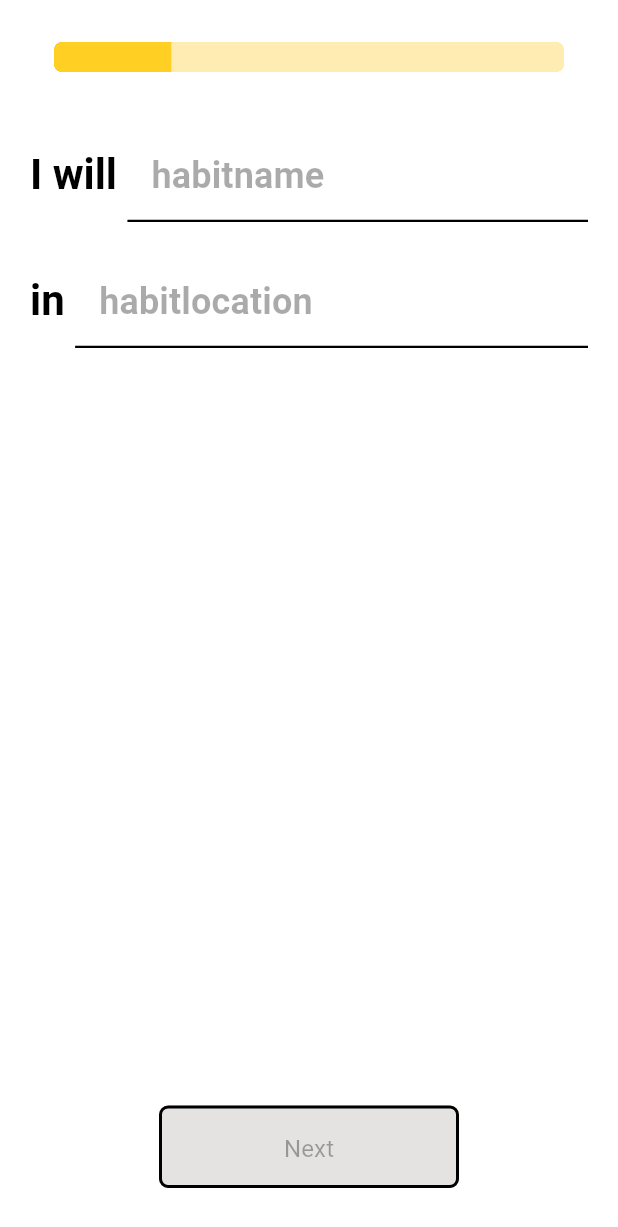
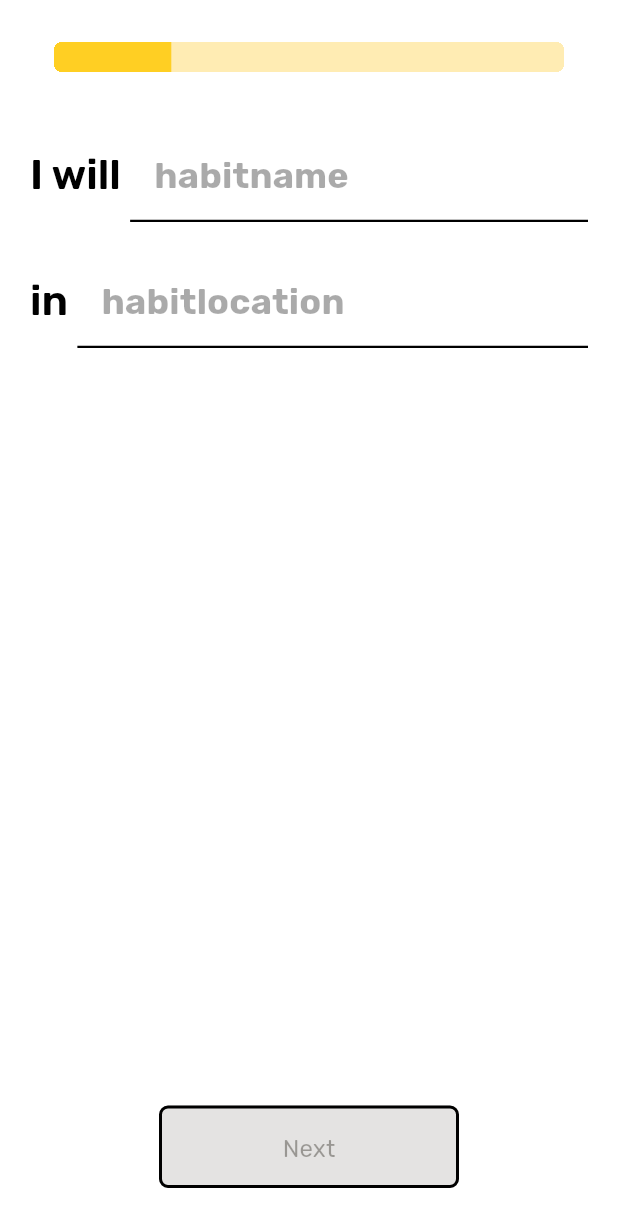
Before and after one commit to MayurSMahajan/transformX, a Flutter app: the NewHabitView screen opened directly, on a phone screen of 412 x 824 dp. Shown: the top 1227 px of the screen. Run offline on Flutter 3.47's test engine with Material 2 defaults, Android fonts, the phone set to English and light mode, and no system bars; our stand-ins replace bloc, equatable, flutter_bloc, formz, freezed_annotation, go_router; generated files the repository leaves out were written again.

Commit message:
feat: add rubik font

```diff
--- a/lib/themes/app_text_styles.dart
+++ b/lib/themes/app_text_styles.dart
@@ -9,9 +9,8 @@
 ///
 abstract class UITextStyle {
   static const _baseTextStyle = TextStyle(
-    package: 'app_ui',
     fontWeight: FontWeight.normal,
-    fontFamily: 'NotoSansDisplay',
+    fontFamily: 'Rubik',
     decoration: TextDecoration.none,
     textBaseline: TextBaseline.alphabetic,
   );
@@ -129,141 +128,3 @@
     letterSpacing: 0.5,
   );
 }
-
-/// Content Text Style Definitions
-abstract class ContentTextStyle {
-  static const _baseTextStyle = TextStyle(
-    package: 'app_ui',
-    fontWeight: FontWeight.normal,
-    fontFamily: 'NotoSerif',
-    decoration: TextDecoration.none,
-    textBaseline: TextBaseline.alphabetic,
-  );
-
-  /// Display 1 Text Style
-  static final TextStyle display1 = _baseTextStyle.copyWith(
-    fontSize: 64,
-    fontWeight: FontWeight.bold,
-    height: 1.18,
-    letterSpacing: -0.5,
-  );
-
-  /// Display 2 Text Style
-  static final TextStyle display2 = _baseTextStyle.copyWith(
-    fontSize: 57,
-    fontWeight: FontWeight.bold,
-    height: 1.12,
-    letterSpacing: -0.25,
-  );
-
-  /// Display 3 Text Style
-  static final TextStyle display3 = _baseTextStyle.copyWith(
-    fontSize: 45,
-    fontWeight: FontWeight.bold,
-    height: 1.15,
-  );
-
-  /// Headline 1 Text Style
-  static final TextStyle headline1 = _baseTextStyle.copyWith(
-    fontSize: 36,
-    fontWeight: FontWeight.w700,
-    height: 1.22,
-  );
-
-  /// Headline 2 Text Style
-  static final TextStyle headline2 = _baseTextStyle.copyWith(
-    fontSize: 32,
-    fontWeight: FontWeight.w600,
-    height: 1.25,
-  );
-
-  /// Headline 3 Text Style
-  static final TextStyle headline3 = _baseTextStyle.copyWith(
-    fontSize: 28,
-    fontWeight: FontWeight.w600,
-    height: 1.28,
-  );
-
-  /// Headline 4 Text Style
-  static final TextStyle headline4 = _baseTextStyle.copyWith(
-    fontSize: 24,
-    fontWeight: FontWeight.w500,
-    height: 1.33,
-  );
-
-  /// Headline 5 Text Style
-  static final TextStyle headline5 = _baseTextStyle.copyWith(
-    fontSize: 22,
-    height: 1.27,
-  );
-
-  /// Headline 6 Text Style
-  static final TextStyle headline6 = _baseTextStyle.copyWith(
-    fontSize: 18,
-    fontWeight: FontWeight.w700,
-    height: 1.33,
-  );
-
-  /// Subtitle 1 Text Style
-  static final TextStyle subtitle1 = _baseTextStyle.copyWith(
-    fontSize: 16,
-    height: 1.5,
-    letterSpacing: 0.1,
-  );
-
-  /// Subtitle 2 Text Style
-  static final TextStyle subtitle2 = _baseTextStyle.copyWith(
-    fontSize: 14,
-    fontWeight: FontWeight.w600,
-    height: 1.42,
-    letterSpacing: 0.1,
-  );
-
-  /// Body Text 1 Text Style
-  static final TextStyle bodyText1 = _baseTextStyle.copyWith(
-    fontSize: 16,
-    height: 1.5,
-    letterSpacing: 0.5,
-  );
-
-  /// Body Text 2 Text Style (the default)
-  static final TextStyle bodyText2 = _baseTextStyle.copyWith(
-    fontSize: 14,
-    height: 1.42,
-    letterSpacing: 0.25,
-  );
-
-  /// Button Text Style
-  static final TextStyle button = _baseTextStyle.copyWith(
-    fontFamily: 'Montserrat',
-    fontSize: 14,
-    fontWeight: FontWeight.w600,
-    height: 1.42,
-    letterSpacing: 0.1,
-  );
-
-  /// Caption Text Style
-  static final TextStyle caption = _baseTextStyle.copyWith(
-    fontFamily: 'NotoSansDisplay',
-    fontSize: 12,
-    height: 1.33,
-    letterSpacing: 0.4,
-  );
-
-  /// Overline Text Style
-  static final TextStyle overline = _baseTextStyle.copyWith(
-    fontFamily: 'NotoSansDisplay',
-    fontWeight: FontWeight.w700,
-    fontSize: 12,
-    height: 1.33,
-    letterSpacing: 0.5,
-  );
-
-  /// Label Small Text Style
-  static final TextStyle labelSmall = _baseTextStyle.copyWith(
-    fontFamily: 'NotoSansDisplay',
-    fontSize: 11,
-    height: 1.45,
-    letterSpacing: 0.5,
-  );
-}
--- a/lib/themes/app_theme.dart
+++ b/lib/themes/app_theme.dart
@@ -92,27 +92,6 @@
   }
 
   TextTheme get _textTheme => uiTextTheme;
-
-  /// The Content text theme based on [ContentTextStyle].
-  static final contentTextTheme = TextTheme(
-    displayLarge: ContentTextStyle.headline1,
-    displayMedium: ContentTextStyle.headline2,
-    displaySmall: ContentTextStyle.headline3,
-    headlineMedium: ContentTextStyle.headline4,
-    headlineSmall: ContentTextStyle.headline5,
-    titleLarge: ContentTextStyle.headline6,
-    titleMedium: ContentTextStyle.subtitle1,
-    titleSmall: ContentTextStyle.subtitle2,
-    bodyLarge: ContentTextStyle.bodyText1,
-    bodyMedium: ContentTextStyle.bodyText2,
-    labelLarge: ContentTextStyle.button,
-    bodySmall: ContentTextStyle.caption,
-    labelSmall: ContentTextStyle.overline,
-  ).apply(
-    bodyColor: AppColors.black,
-    displayColor: AppColors.black,
-    decorationColor: AppColors.black,
-  );
 
   /// The UI text theme based on [UITextStyle].
   static final uiTextTheme = TextTheme(
@@ -294,7 +273,7 @@
 
   @override
   TextTheme get _textTheme {
-    return AppTheme.contentTextTheme.apply(
+    return AppTheme.uiTextTheme.apply(
       bodyColor: AppColors.white,
       displayColor: AppColors.white,
       decorationColor: AppColors.white,
```
Also changed, not shown: assets/fonts/OFL.txt (added, +93 -0 lines), pubspec.yaml (+23 -2 lines), assets/fonts/Rubik-Black.ttf (added), assets/fonts/Rubik-Bold.ttf (added), assets/fonts/Rubik-ExtraBold.ttf (added), assets/fonts/Rubik-Italic.ttf (added), assets/fonts/Rubik-Light.ttf (added), assets/fonts/Rubik-Medium.ttf (added), assets/fonts/Rubik-Regular.ttf (added), assets/fonts/Rubik-SemiBold.ttf (added), lib/habit_track/view/habit_track_page.dart (added), lib/habit_track/view/view.dart (added), lib/habit_track/widgets/widgets.dart (added).
